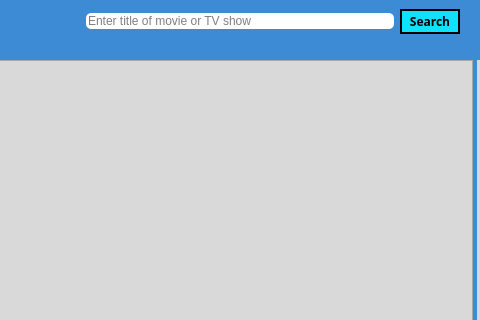
allanhaywood/CS441, file PlotTalk/Forms/dashboard.ui: the form before one commit; both pictures show x 361 to 841 and y 0 to 320 of the 1377 by 706 pixel window.
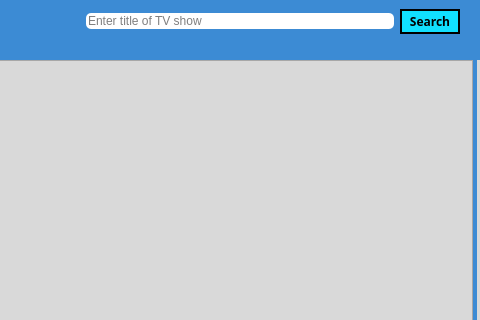
The form after the commit. Icons and pictures are not drawn.

Commit message:
Changed dashboard to show episode number
Also updated searchbar text to remove "movie" because movies have not
been implemented

Diff of the .ui file:
```diff
--- a/PlotTalk/Forms/dashboard.ui
+++ b/PlotTalk/Forms/dashboard.ui
@@ -1518,7 +1518,7 @@
          </font>
         </property>
         <property name="placeholderText">
-         <string>Enter title of movie or TV show</string>
+         <string>Enter title of TV show</string>
         </property>
        </widget>
       </item>
```
The commit also changes 1 other file.
